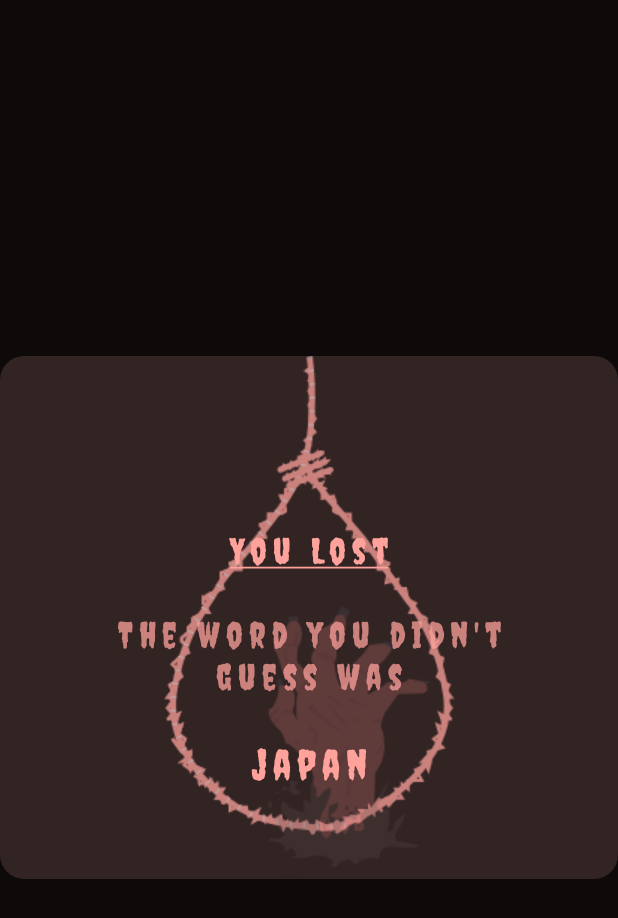
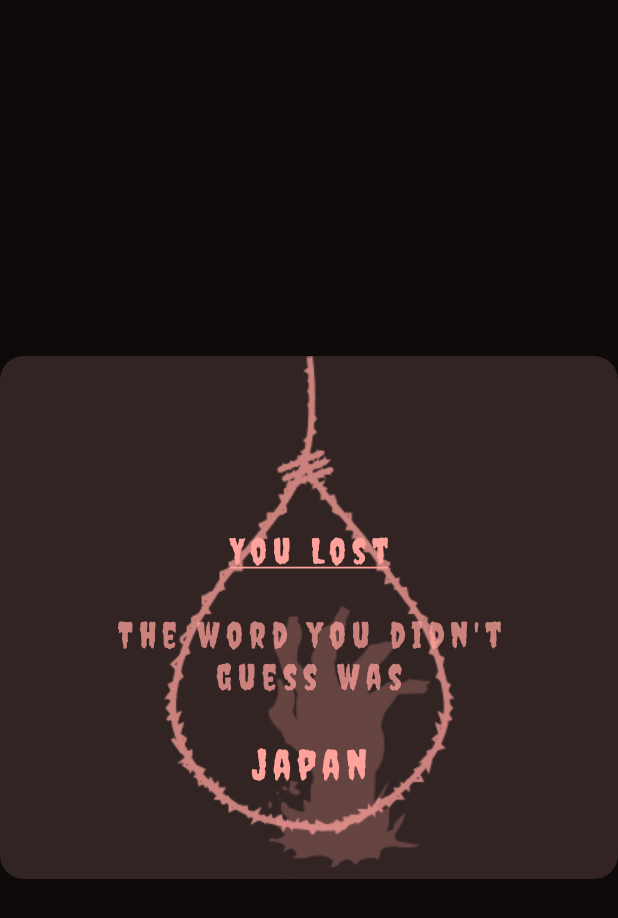
Before and after one commit to RajashekarRaju/hangman-compose, an Android app built with Jetpack Compose: the composable ShowPopupWhenGameLost shown on its own in the app's theme, on a phone screen of 412 x 824 dp. Shown: the top 918 px of the screen. Run offline under Robolectric (Android 15) with nearby library versions, the phone set to English and light mode, and no system bars; our stand-ins replace Timber.

Commit message:
Replaced existing background image with newly created transparent image to match for both teal/red theme colors. Used color filters to match images by selected theme.

```diff
--- a/app/src/main/java/com/hangman/hangman/ui/game/GameSummaryDialog.kt
+++ b/app/src/main/java/com/hangman/hangman/ui/game/GameSummaryDialog.kt
@@ -9,6 +9,7 @@ import androidx.compose.material.Text
 import androidx.compose.runtime.Composable
 import androidx.compose.ui.Alignment
 import androidx.compose.ui.Modifier
+import androidx.compose.ui.graphics.ColorFilter
 import androidx.compose.ui.res.painterResource
 import androidx.compose.ui.res.stringResource
 import androidx.compose.ui.text.SpanStyle
@@ -112,6 +113,7 @@ fun ShowPopupWhenGameLost(
                 densityValue = (-400).dp,
                 content = {
                     Image(
+                        colorFilter = ColorFilter.tint(color = MaterialTheme.colors.primary),
                         painter = painterResource(id = R.drawable.rope_empty_title),
                         contentDescription = stringResource(R.string.cd_game_lost_hangman_image),
                         alpha = 0.75f,
@@ -124,6 +126,7 @@ fun ShowPopupWhenGameLost(
             )
 
             Image(
+                colorFilter = ColorFilter.tint(color = MaterialTheme.colors.primary),
                 painter = painterResource(id = R.drawable.evil_hand),
                 contentDescription = stringResource(R.string.cd_game_lost_hangman_image),
                 modifier = Modifier.align(alignment = Alignment.BottomCenter),
```
Also changed, not shown: app/src/main/res/drawable/bg_dodge.png (deleted), app/src/main/res/drawable/game_background.png (added).
